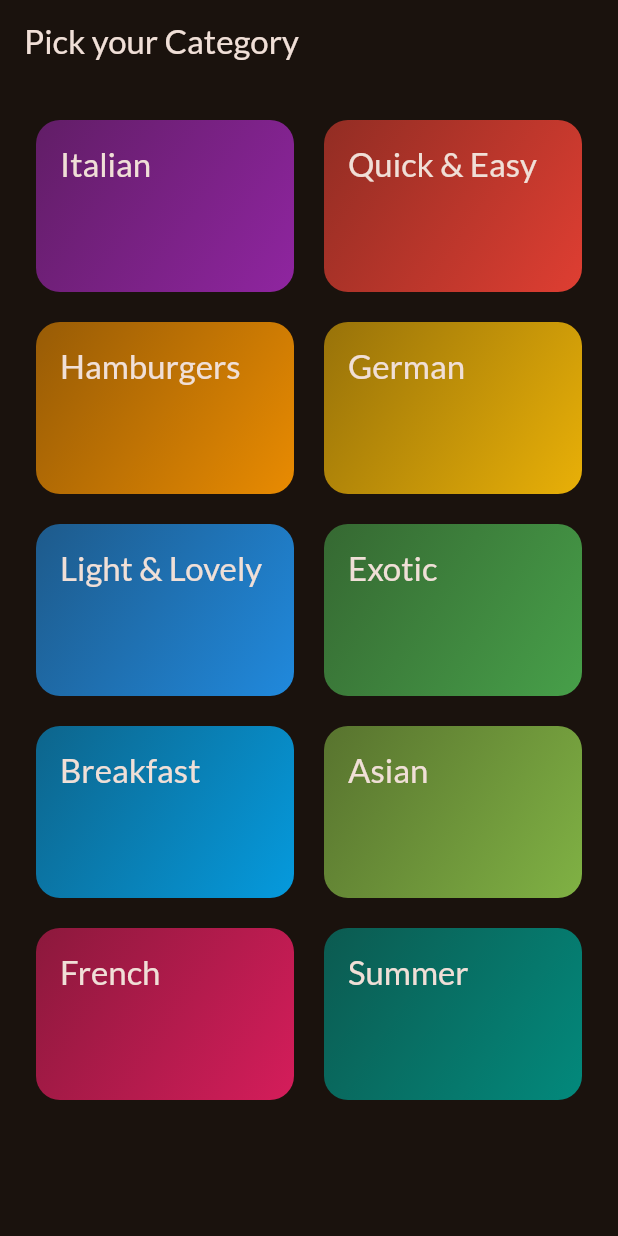
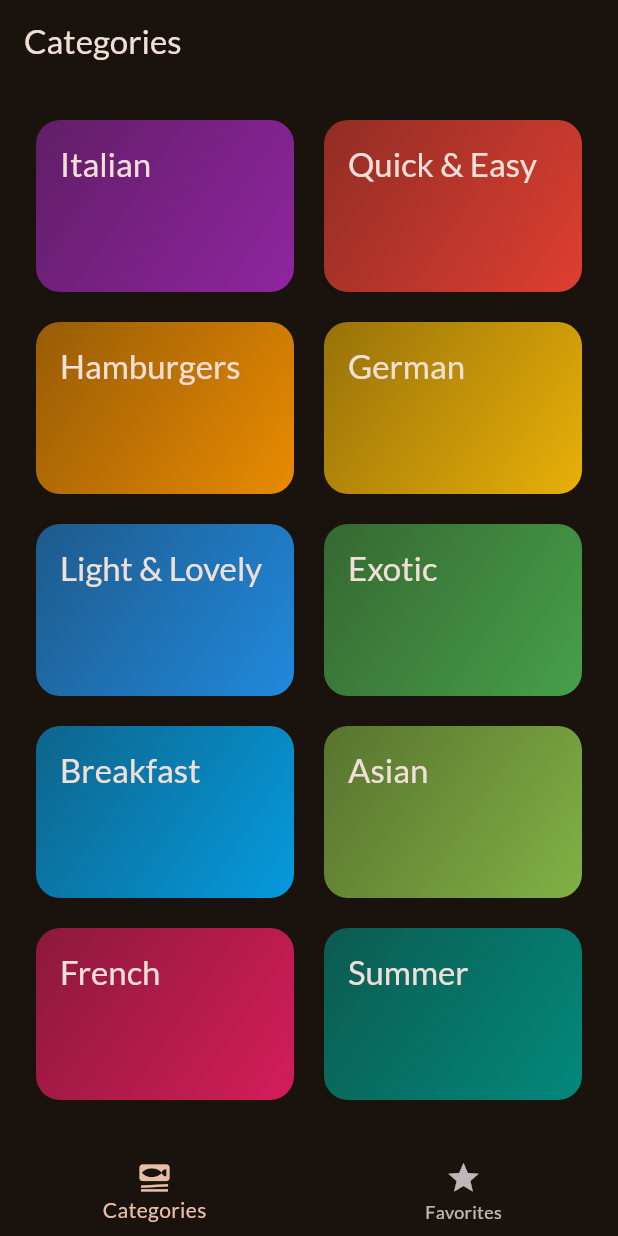
Before and after one commit to hr-shuvo/meal-app, a Flutter app: the screen it shows after launch, on a phone screen of 412 x 824 dp. Run offline on Flutter 3.47's test engine with Material 3 defaults, Android fonts, the phone set to English and light mode, and no system bars; our stand-ins replace google_fonts, transparent_image.

Commit message:
add tabs

```diff
--- a/lib/main.dart
+++ b/lib/main.dart
@@ -1,6 +1,7 @@
 import 'package:flutter/material.dart';
 import 'package:google_fonts/google_fonts.dart';
 import 'package:meal/screens/categories.dart';
+import 'package:meal/screens/tabs.dart';
 
 final theme = ThemeData(
   colorScheme: ColorScheme.fromSeed(
@@ -23,7 +24,7 @@ class MyApp extends StatelessWidget {
     return MaterialApp(
       title: 'Flutter Demo',
       theme: theme,
-      home: const CategoriesScreen(),
+      home: const TabsScreen(),
     );
   }
 }
--- a/lib/screens/categories.dart
+++ b/lib/screens/categories.dart
@@ -9,20 +9,21 @@ class CategoriesScreen extends StatelessWidget {
   const CategoriesScreen({super.key});
 
   void _selectedCategory(BuildContext context, Category category) {
-    final filteredMeals = dummyMeals.where((meal) => meal.categories.contains(category.id)).toList();
+    final filteredMeals = dummyMeals
+        .where((meal) => meal.categories.contains(category.id))
+        .toList();
 
     Navigator.of(context).push(
       MaterialPageRoute(
-        builder: (ctx) => MealsScreen(title: category.title, meals: filteredMeals),
+        builder: (ctx) =>
+            MealsScreen(title: category.title, meals: filteredMeals),
       ),
     );
   }
 
   @override
   Widget build(BuildContext context) {
-    return Scaffold(
-      appBar: AppBar(title: const Text('Pick your Category')),
-      body: GridView(
+    return GridView(
       padding: const EdgeInsets.all(24),
       gridDelegate: const SliverGridDelegateWithFixedCrossAxisCount(
         crossAxisCount: 2,
@@ -39,7 +40,6 @@ class CategoriesScreen extends StatelessWidget {
             },
           ),
       ],
-      ),
     );
   }
 }
--- a/lib/screens/meals.dart
+++ b/lib/screens/meals.dart
@@ -4,9 +4,9 @@ import 'package:meal/screens/meal_details.dart';
 import 'package:meal/widgets/meal_item.dart';
 
 class MealsScreen extends StatelessWidget {
-  const MealsScreen({super.key, required this.title, required this.meals});
+  const MealsScreen({super.key, this.title, required this.meals});
 
-  final String title;
+  final String? title;
   final List<Meal> meals;
 
   void selectMeal(BuildContext context, Meal meal) {
@@ -46,8 +46,12 @@ class MealsScreen extends StatelessWidget {
       );
     }
 
+    if(title == null){
+      return content;
+    }
+
     return Scaffold(
-      appBar: AppBar(title: Text(title)),
+      appBar: AppBar(title: Text(title!)),
       body: content,
     );
   }
--- /dev/null
+++ b/lib/screens/tabs.dart
@@ -0,0 +1,49 @@
+import 'package:flutter/material.dart';
+import 'package:meal/screens/categories.dart';
+import 'package:meal/screens/meals.dart';
+
+class TabsScreen extends StatefulWidget {
+  const TabsScreen({super.key});
+
+  @override
+  State<StatefulWidget> createState() {
+    return _TabsScreenState();
+  }
+}
+
+class _TabsScreenState extends State<TabsScreen> {
+  int _selectedPageIndex = 0;
+
+  void _selectPage(int index) {
+    setState(() {
+      _selectedPageIndex = index;
+    });
+  }
+
+  @override
+  Widget build(BuildContext context) {
+    Widget activePage = CategoriesScreen();
+    var activePageTitle = "Categories";
+
+    if (_selectedPageIndex == 1) {
+      activePage = MealsScreen(meals: []);
+      activePageTitle = 'Your Favorites';
+    }
+
+    return Scaffold(
+      appBar: AppBar(title: Text(activePageTitle)),
+      body: activePage,
+      bottomNavigationBar: BottomNavigationBar(
+        onTap: _selectPage,
+        currentIndex: _selectedPageIndex,
+        items: [
+          BottomNavigationBarItem(
+            icon: Icon(Icons.set_meal),
+            label: 'Categories',
+          ),
+          BottomNavigationBarItem(icon: Icon(Icons.star), label: 'Favorites'),
+        ],
+      ),
+    );
+  }
+}
```
Lines whose indentation alone changed are shown as unchanged.
